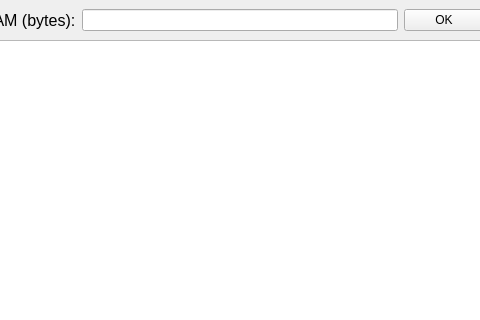
GabrielVL/c-text-editor, file Sources/mainwindow.ui: the form before one commit; both pictures show x 396 to 876 and y 0 to 320 of the 1226 by 793 pixel window.
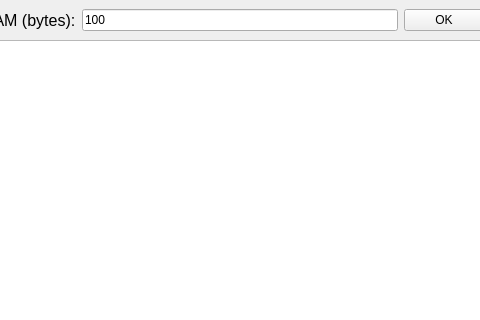
The form after the commit.

The edit to the form file:
```diff
--- a/Sources/mainwindow.ui
+++ b/Sources/mainwindow.ui
@@ -132,7 +132,11 @@
       </widget>
      </item>
      <item>
-      <widget class="QLineEdit" name="RamLine"/>
+      <widget class="QLineEdit" name="RamLine">
+       <property name="text">
+        <string>100</string>
+       </property>
+      </widget>
      </item>
      <item>
       <widget class="QPushButton" name="startButton">
```
